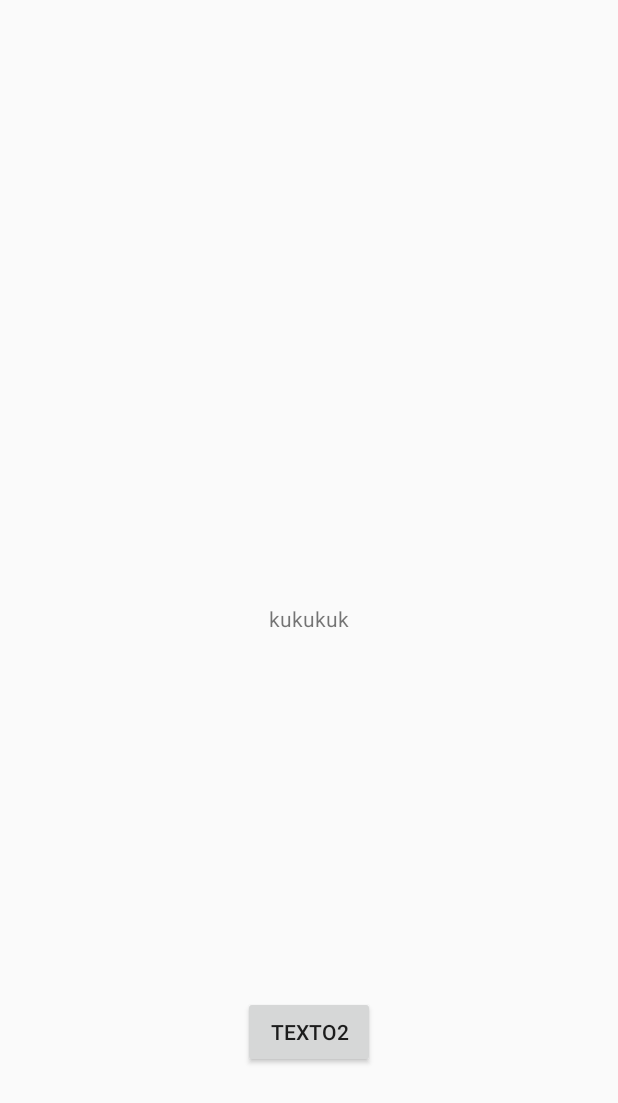
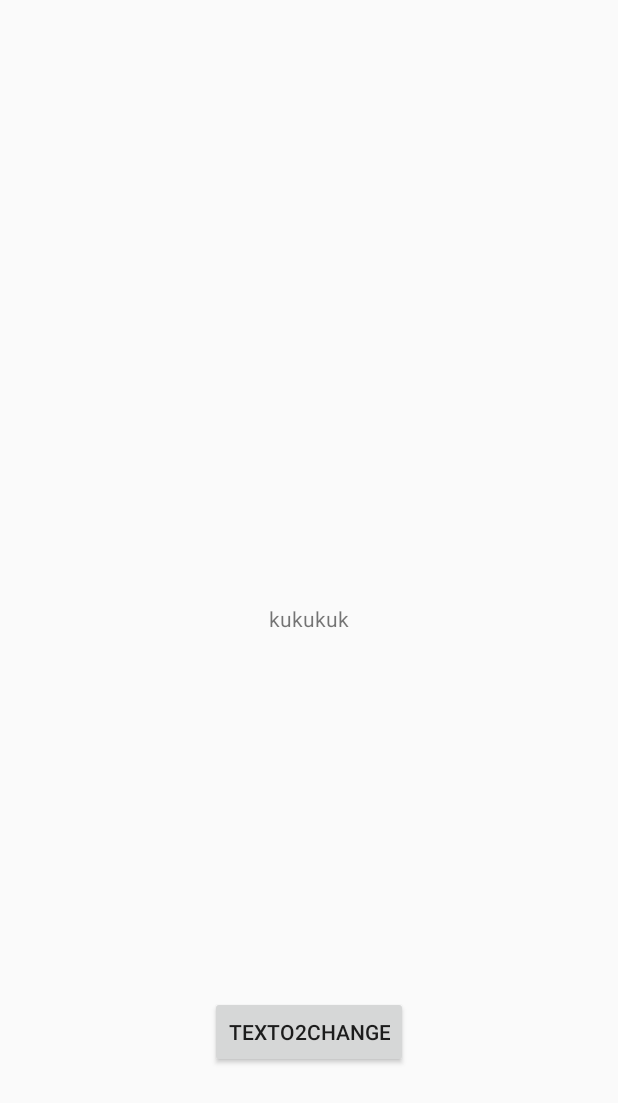
Before and after one commit to EduardoAntunez/testbotonesandroid, an Android app: the screen it shows after launch (MainActivity), after a tap on "LEARN ANDROID", on a phone screen of 412 x 824 dp. Shown: the top 1103 px of the screen. Run offline under Robolectric (Android 15) with nearby library versions, the phone set to English and light mode, and no system bars; 1 other tap on this screen came first.

Commit message:
2testchange

```diff
--- a/app/src/main/java/com/example/cyberbear/myapplication/MainActivity.java
+++ b/app/src/main/java/com/example/cyberbear/myapplication/MainActivity.java
@@ -23,7 +23,7 @@ public class MainActivity extends Activity {
 
                 Button button =  findViewById(R.id.botonedu);
                 if(button.getText()=="Learn Android"){
-                    button.setText("texto2");//set the text on button
+                    button.setText("texto2change");//set the text on button
 
 
                     texto.setText("kukukuk");
```
